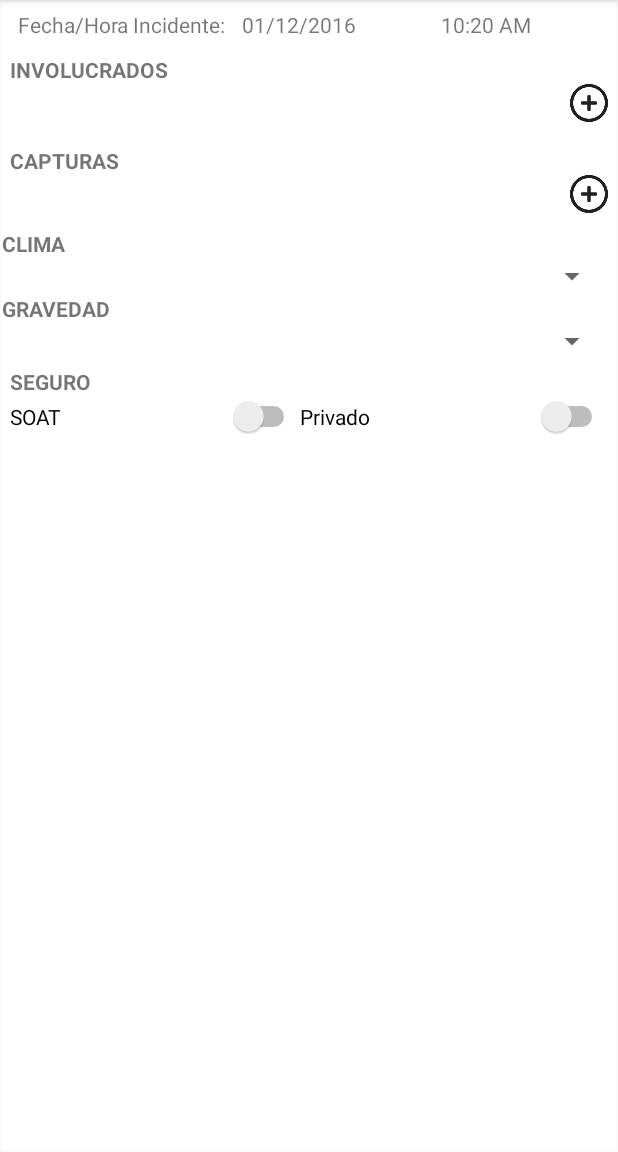
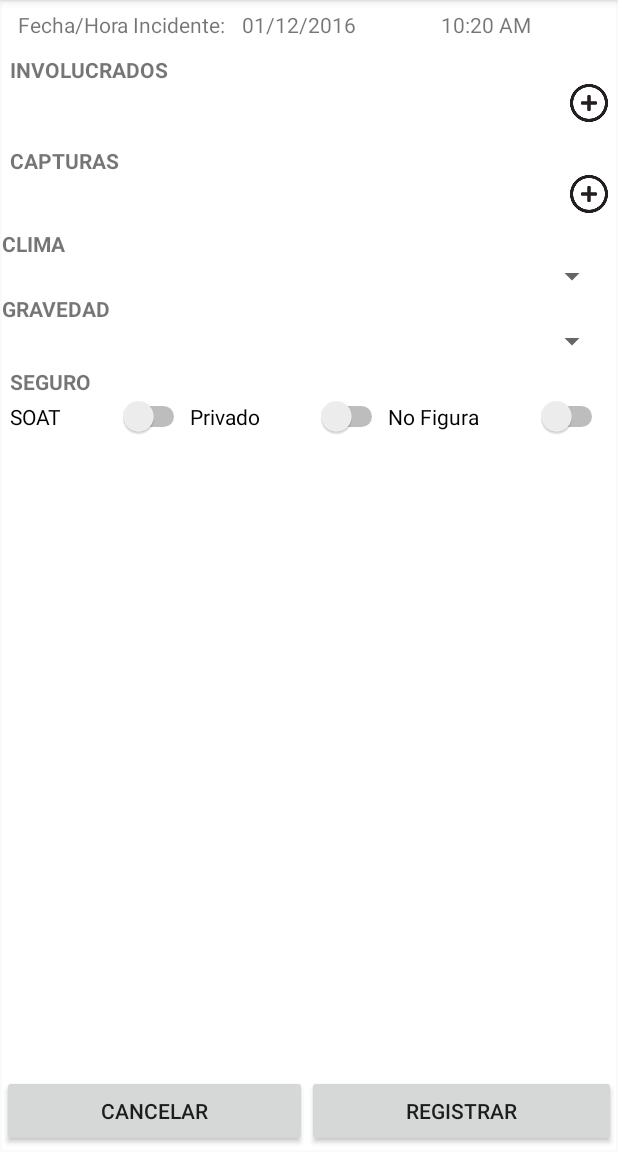
Before and after one commit to nitramdemente/CrashReportSC, an Android app: the FormPoliceActivity screen opened directly, with no data from a screen before it, on a phone screen of 412 x 824 dp, the part 84-1236 px from its top. Run offline under Robolectric (Android 15) with nearby library versions, the phone set to English and light mode, and no system bars.

Commit message:
descomentando todo

```diff
--- a/app/src/main/res/layout/activity_form_police.xml
+++ b/app/src/main/res/layout/activity_form_police.xml
@@ -148,11 +148,11 @@
                     android:layout_weight="1"
                     android:text="Privado" />
 
-                <!--<Switch-->
-                    <!--android:layout_width="wrap_content"-->
-                    <!--android:layout_height="wrap_content"-->
-                    <!--android:layout_weight="1"-->
-                    <!--android:text="No Figura" />-->
+                <Switch
+                    android:layout_width="wrap_content"
+                    android:layout_height="wrap_content"
+                    android:layout_weight="1"
+                    android:text="No Figura" />
             </LinearLayout>
 
 
@@ -166,16 +166,16 @@
         android:layout_height="50dp"
         android:layout_alignParentBottom="true">
 
-        <!--<Button-->
-            <!--android:layout_width="wrap_content"-->
-            <!--android:layout_height="wrap_content"-->
-            <!--android:layout_weight="1"-->
-            <!--android:text="@string/btn_cancel" />-->
+        <Button
+            android:layout_width="wrap_content"
+            android:layout_height="wrap_content"
+            android:layout_weight="1"
+            android:text="@string/btn_cancel" />
 
-        <!--<Button-->
-            <!--android:layout_width="wrap_content"-->
-            <!--android:layout_height= "wrap_content"-->
-            <!--android:layout_weight="1"-->
-            <!--android:text="@string/btn_register" />-->
+        <Button
+            android:layout_width="wrap_content"
+            android:layout_height= "wrap_content"
+            android:layout_weight="1"
+            android:text="@string/btn_register" />
     </LinearLayout>
 </RelativeLayout>
```
